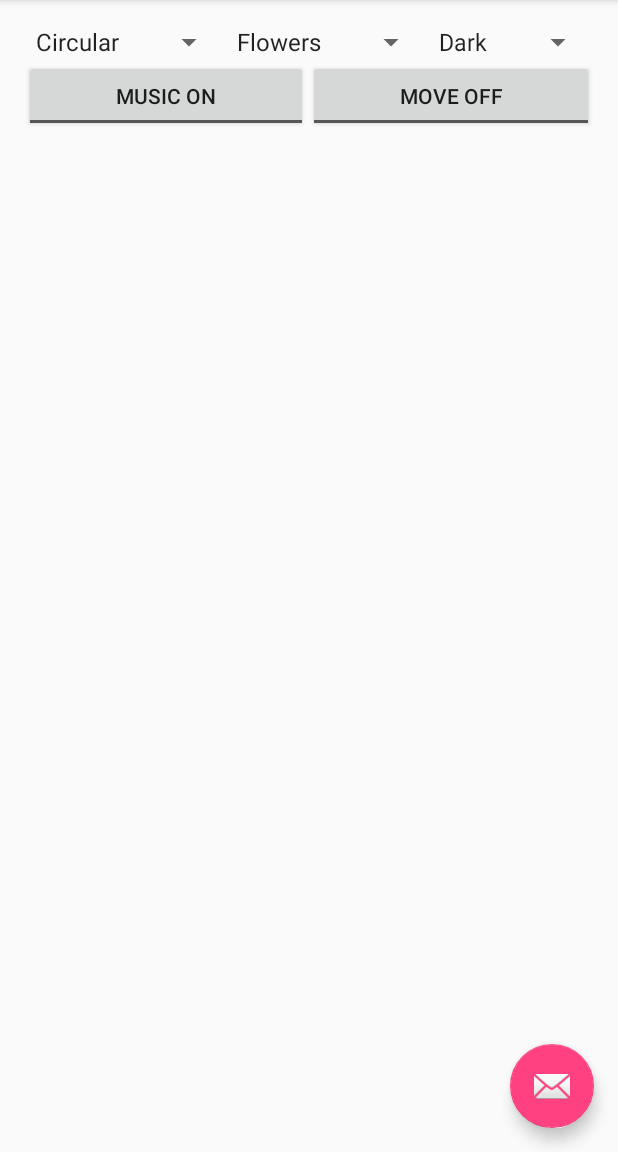
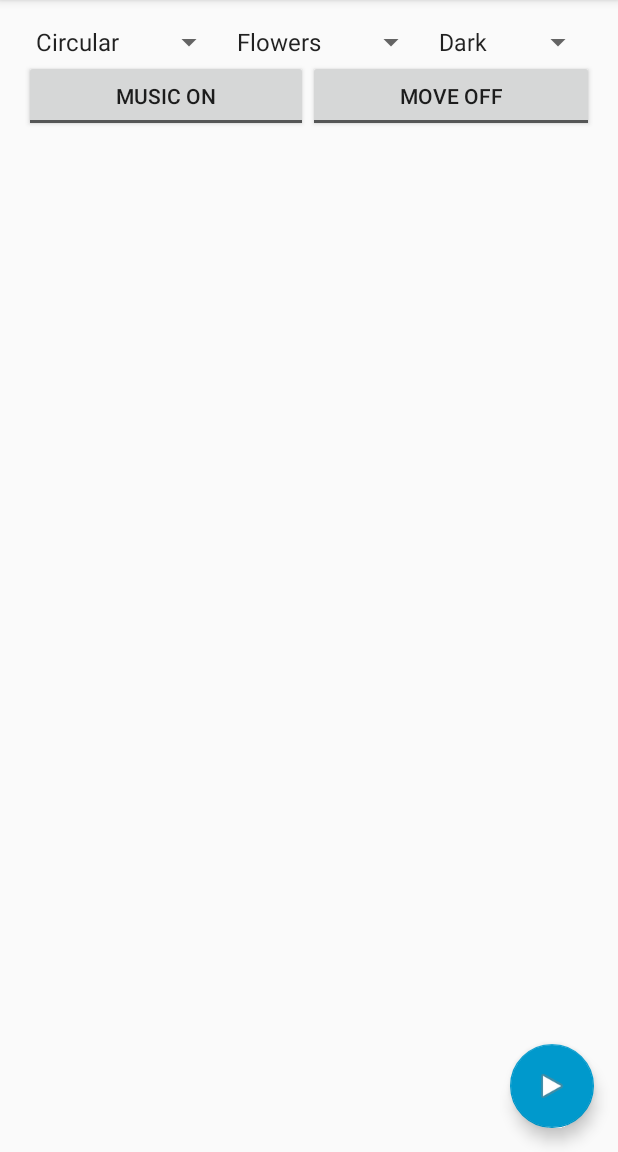
Before and after one commit to evali/iat381, an Android app: the screen it shows after launch (MainActivity), on a phone screen of 412 x 824 dp, the part 84-1236 px from its top. Run offline under Robolectric (Android 15) with nearby library versions, the phone set to English and light mode, and no system bars.

Commit message:
Play floating button

```diff
--- a/app/src/main/res/layout/activity_main.xml
+++ b/app/src/main/res/layout/activity_main.xml
@@ -29,6 +29,7 @@
         android:layout_height="wrap_content"
         android:layout_gravity="bottom|end"
         android:layout_margin="@dimen/fab_margin"
-        app:srcCompat="@android:drawable/ic_dialog_email" />
+        app:srcCompat="@android:drawable/ic_media_play"
+        app:backgroundTint="@android:color/holo_blue_dark" />
 
 </android.support.design.widget.CoordinatorLayout>
```
